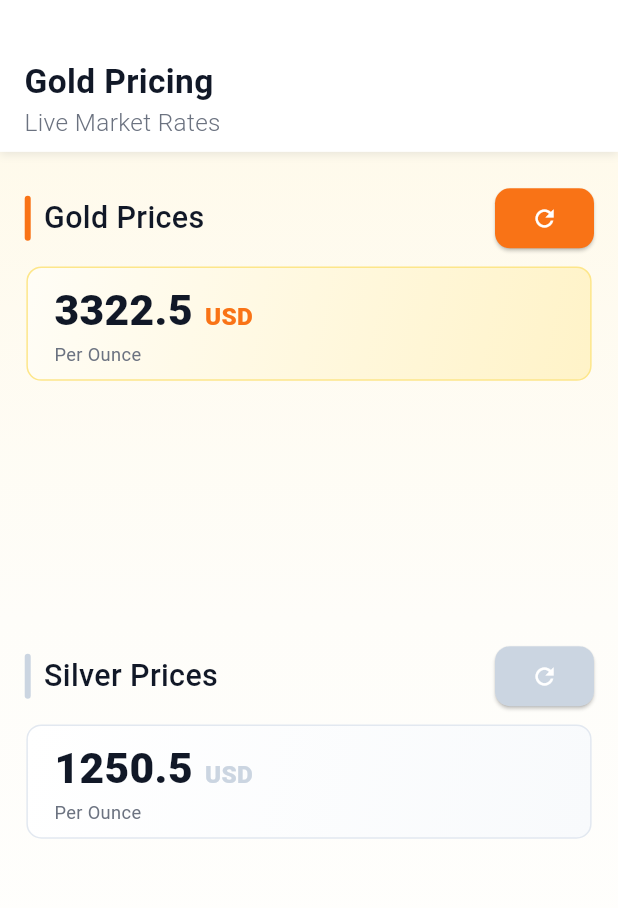
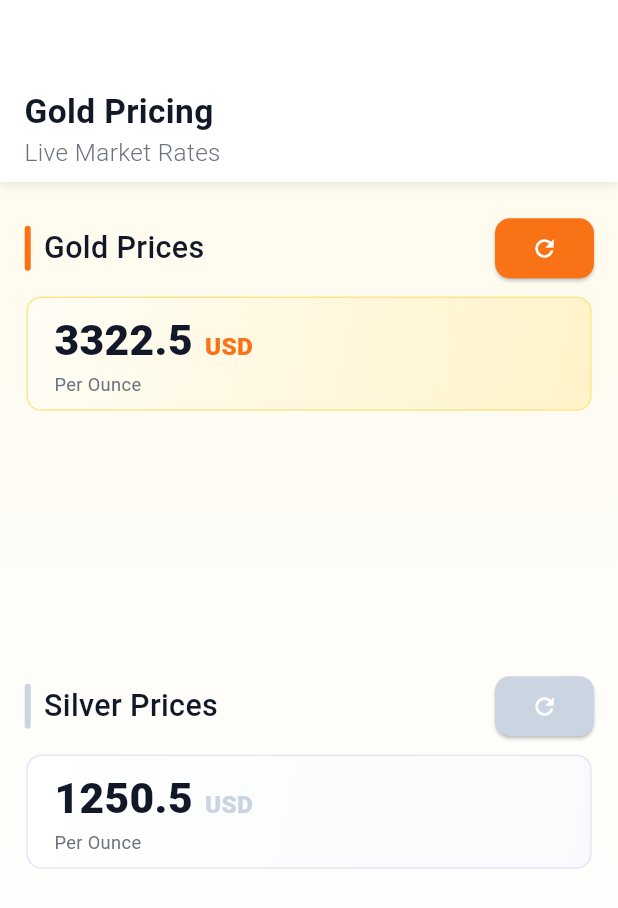
Before and after one commit to AhmedAymanCs/gold_pricing, a Flutter app: the screen it shows after launch, on a phone screen of 412 x 824 dp. Shown: the top 908 px of the screen. Run offline on Flutter 3.47's test engine with Material 3 defaults, Android fonts, the light colour scheme and no system bars; our stand-ins replace dio, flutter_screenutil.

Commit message:
refactor: wrap body in SingleChildScrollView and update AppBar design

```diff
--- a/lib/feature/home/presentation/home_screen.dart
+++ b/lib/feature/home/presentation/home_screen.dart
@@ -24,6 +24,12 @@ class HomeScreen extends StatelessWidget {
             stops: [0.0, 0.5, 1.0],
           ),
         ),
+        child: LayoutBuilder(
+          builder: (context, constraints) {
+            return SingleChildScrollView(
+              physics: BouncingScrollPhysics(),
+              child: ConstrainedBox(
+                constraints: BoxConstraints(minHeight: constraints.maxHeight),
                 child: Column(
                   children: [
                     const CustomAppBar(),
@@ -35,5 +41,9 @@ class HomeScreen extends StatelessWidget {
                 ),
               ),
             );
+          },
+        ),
+      ),
+    );
   }
 }
--- a/lib/feature/home/presentation/shared_widget.dart
+++ b/lib/feature/home/presentation/shared_widget.dart
@@ -26,7 +26,7 @@ class CustomAppBar extends StatelessWidget {
       child: Column(
         crossAxisAlignment: CrossAxisAlignment.start,
         children: [
-          const SizedBox(height: 30),
+          const SizedBox(height: 50),
           Text(
             StringManager.appName,
             style: TextStyle(
```
Lines whose indentation alone changed are shown as unchanged.
